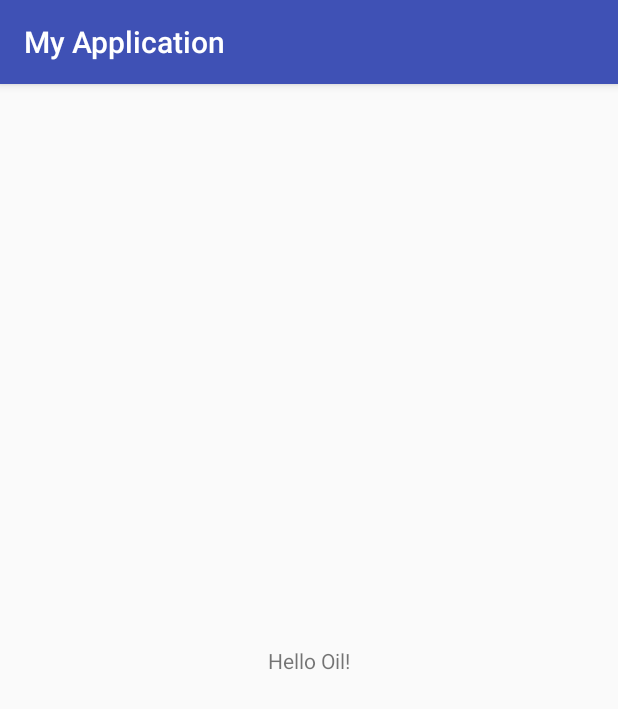
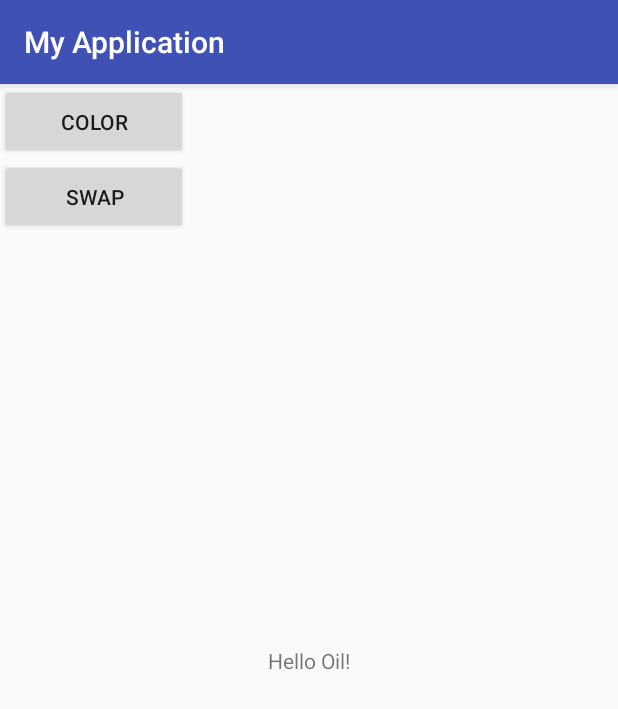
Before and after one commit to lucarl/Infotainment256, an Android app: the screen it shows after launch (MainActivity), on a phone screen of 412 x 824 dp. Shown: the top 709 px of the screen. Run offline under Robolectric (Android 15) with nearby library versions, the phone set to English and light mode, and no system bars; 2 statements that could not run were skipped.

Commit message:
activity swap / background color

```diff
--- a/MyApplication/app/src/main/AndroidManifest.xml
+++ b/MyApplication/app/src/main/AndroidManifest.xml
@@ -21,7 +21,7 @@
                 <category android:name="android.intent.category.LAUNCHER" />
             </intent-filter>
         </activity>
-
+        <activity android:name=".StatsActivity"></activity>
     </application>
 
 </manifest>
--- a/MyApplication/app/src/main/res/layout/activity_main.xml
+++ b/MyApplication/app/src/main/res/layout/activity_main.xml
@@ -2,14 +2,54 @@
 <android.support.constraint.ConstraintLayout xmlns:android="http://schemas.android.com/apk/res/android"
     xmlns:app="http://schemas.android.com/apk/res-auto"
     xmlns:tools="http://schemas.android.com/tools"
+    android:id="@+id/cl"
     android:layout_width="match_parent"
     android:layout_height="match_parent"
     tools:context=".MainActivity">
+
+    <LinearLayout
+        android:layout_width="125dp"
+        android:layout_height="100dp"
+        android:orientation="vertical"
+        app:layout_constraintHorizontal_bias="0"
+        app:layout_constraintBottom_toBottomOf="parent"
+        app:layout_constraintEnd_toEndOf="parent"
+        app:layout_constraintStart_toStartOf="parent"
+        app:layout_constraintTop_toTopOf="parent"
+        app:layout_constraintVertical_bias="0.0">
+
+        <Button
+            android:id="@+id/testbutton"
+            android:layout_width="125dp"
+            android:layout_height="0dp"
+            android:layout_weight="1"
+            android:text="@string/color"
+            app:layout_constraintBottom_toBottomOf="parent"
+            app:layout_constraintEnd_toEndOf="parent"
+            app:layout_constraintHorizontal_bias="0.4"
+            app:layout_constraintStart_toStartOf="parent"
+            app:layout_constraintTop_toTopOf="parent"/>
+
+        <Button
+            android:id="@+id/swap"
+            android:layout_width="125dp"
+            android:layout_height="0dp"
+            android:layout_weight="1"
+            android:text="@string/swap"
+            app:layout_constraintBottom_toBottomOf="parent"
+            app:layout_constraintEnd_toEndOf="parent"
+            app:layout_constraintHorizontal_bias="0.2"
+            app:layout_constraintStart_toStartOf="parent"
+            app:layout_constraintTop_toTopOf="parent"/>
+
+    </LinearLayout>
 
     <TextView
         android:id="@+id/mainText"
         android:layout_width="wrap_content"
         android:layout_height="wrap_content"
+        android:layout_marginLeft="30dp"
+        android:layout_marginRight="30dp"
         android:text="Hello Oil!"
         app:layout_constraintBottom_toBottomOf="parent"
         app:layout_constraintLeft_toLeftOf="parent"
--- a/MyApplication/app/src/main/res/values/strings.xml
+++ b/MyApplication/app/src/main/res/values/strings.xml
@@ -1,3 +1,6 @@
 <resources>
     <string name="app_name">My Application</string>
+    <string name="go_back">Go Back</string>
+    <string name="color">Color</string>
+    <string name="swap">Swap</string>
 </resources>
```
Also changed, not shown: MyApplication/app/src/main/java/com/semcon/oil/carpoc/MainActivity.java (+75 -19 lines), MyApplication/app/src/main/java/com/semcon/oil/carpoc/MainActivityButtonListener.java (added, +24 -0 lines), MyApplication/app/src/main/java/com/semcon/oil/carpoc/StatsActivity.java (added, +23 -0 lines), MyApplication/app/src/main/java/com/semcon/oil/carpoc/Util.java (added, +38 -0 lines), MyApplication/app/src/main/res/layout/activity_stats.xml (added, +18 -0 lines).
